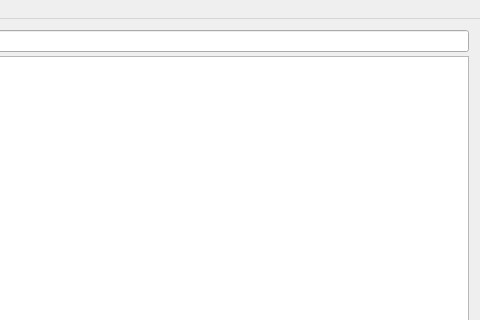
The window that application/Tools/LogViewer/MainWindow.ui (Ummon/D-LAN) describes before a commit, drawn with Qt 5; both pictures show x 775 to 1255 and y 0 to 320 of the 1255 by 833 pixel window.
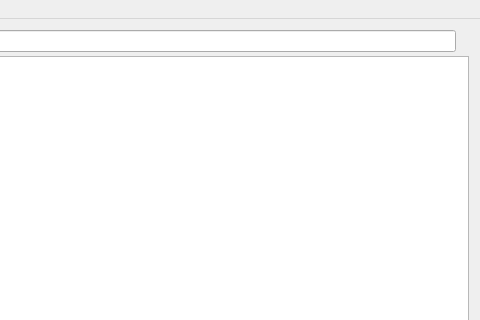
The same window after the commit. Icons and pictures are not drawn.

Commit message: Add reverse search (shift-F3)

The edit to the form file:
```diff
--- a/application/Tools/LogViewer/MainWindow.ui
+++ b/application/Tools/LogViewer/MainWindow.ui
@@ -139,6 +139,13 @@
         <item>
          <widget class="QLineEdit" name="txtSearch"/>
         </item>
+        <item>
+         <widget class="QLabel" name="lblSearchStats">
+          <property name="text">
+           <string/>
+          </property>
+         </widget>
+        </item>
        </layout>
       </item>
      </layout>
```
The commit also changes 6 other files.
